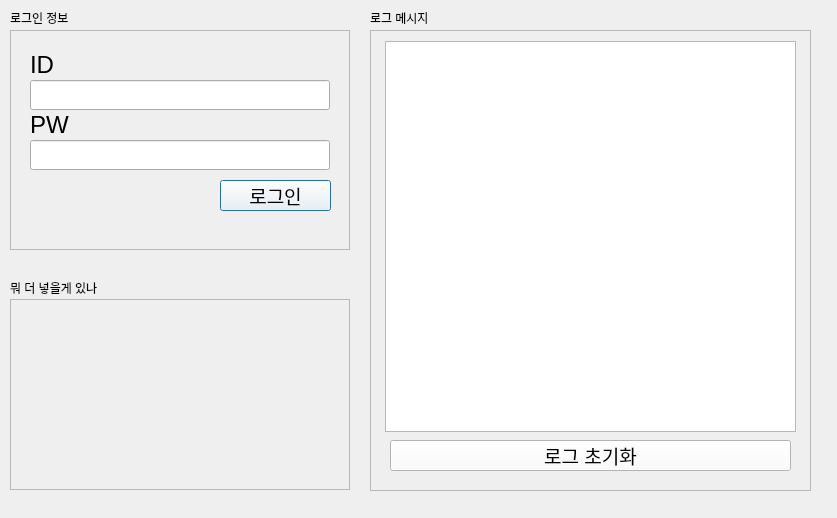
Old version of the form login.ui in the repository Sung-Minseok/Crf_Auto_Reservation.
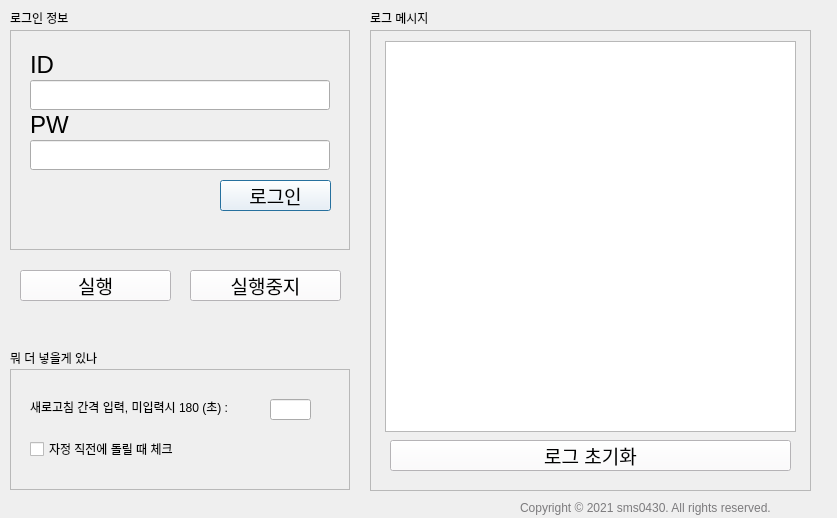
New version of the form.

```diff
--- a/login.ui
+++ b/login.ui
@@ -139,9 +139,9 @@
    <property name="geometry">
     <rect>
      <x>10</x>
-     <y>299</y>
+     <y>369</y>
      <width>340</width>
-     <height>191</height>
+     <height>121</height>
     </rect>
    </property>
    <property name="frameShape">
@@ -150,12 +150,51 @@
    <property name="frameShadow">
     <enum>QFrame::Raised</enum>
    </property>
+   <widget class="QCheckBox" name="midnightCheck">
+    <property name="geometry">
+     <rect>
+      <x>20</x>
+      <y>70</y>
+      <width>171</width>
+      <height>20</height>
+     </rect>
+    </property>
+    <property name="text">
+     <string>자정 직전에 돌릴 때 체크</string>
+    </property>
+   </widget>
+   <widget class="QLineEdit" name="refreshTimeInput">
+    <property name="geometry">
+     <rect>
+      <x>260</x>
+      <y>30</y>
+      <width>41</width>
+      <height>21</height>
+     </rect>
+    </property>
+    <property name="text">
+     <string/>
+    </property>
+   </widget>
+   <widget class="QLabel" name="label_4">
+    <property name="geometry">
+     <rect>
+      <x>20</x>
+      <y>30</y>
+      <width>241</width>
+      <height>16</height>
+     </rect>
+    </property>
+    <property name="text">
+     <string>새로고침 간격 입력, 미입력시 180 (초) : </string>
+    </property>
+   </widget>
   </widget>
   <widget class="QLabel" name="label_2">
    <property name="geometry">
     <rect>
      <x>10</x>
-     <y>280</y>
+     <y>350</y>
      <width>151</width>
      <height>16</height>
     </rect>
@@ -231,6 +270,78 @@
     </property>
    </widget>
   </widget>
+  <widget class="QPushButton" name="runButton">
+   <property name="geometry">
+    <rect>
+     <x>20</x>
+     <y>270</y>
+     <width>151</width>
+     <height>31</height>
+    </rect>
+   </property>
+   <property name="font">
+    <font>
+     <pointsize>14</pointsize>
+    </font>
+   </property>
+   <property name="styleSheet">
+    <string notr="true">background-color: rgb(253, 250, 255);
+</string>
+   </property>
+   <property name="text">
+    <string>실행</string>
+   </property>
+   <property name="checkable">
+    <bool>false</bool>
+   </property>
+   <property name="autoDefault">
+    <bool>true</bool>
+   </property>
+  </widget>
+  <widget class="QPushButton" name="stopButton">
+   <property name="geometry">
+    <rect>
+     <x>190</x>
+     <y>270</y>
+     <width>151</width>
+     <height>31</height>
+    </rect>
+   </property>
+   <property name="font">
+    <font>
+     <pointsize>14</pointsize>
+    </font>
+   </property>
+   <property name="styleSheet">
+    <string notr="true">background-color: rgb(253, 250, 255);
+</string>
+   </property>
+   <property name="text">
+    <string>실행중지</string>
+   </property>
+   <property name="checkable">
+    <bool>false</bool>
+   </property>
+   <property name="autoDefault">
+    <bool>true</bool>
+   </property>
+  </widget>
+  <widget class="QLabel" name="label_5">
+   <property name="geometry">
+    <rect>
+     <x>520</x>
+     <y>500</y>
+     <width>301</width>
+     <height>16</height>
+    </rect>
+   </property>
+   <property name="styleSheet">
+    <string notr="true">color: rgb(124, 123, 125);</string>
+   </property>
+   <property name="text">
+    <string>Copyright © 2021 sms0430. All rights reserved.</string>
+   </property>
+  </widget>
   <zorder>logFrame</zorder>
   <zorder>loginFrame</zorder>
   <zorder>label</zorder>
```
Left out of the diff: 5 changed lines with no effect on the pictures.
